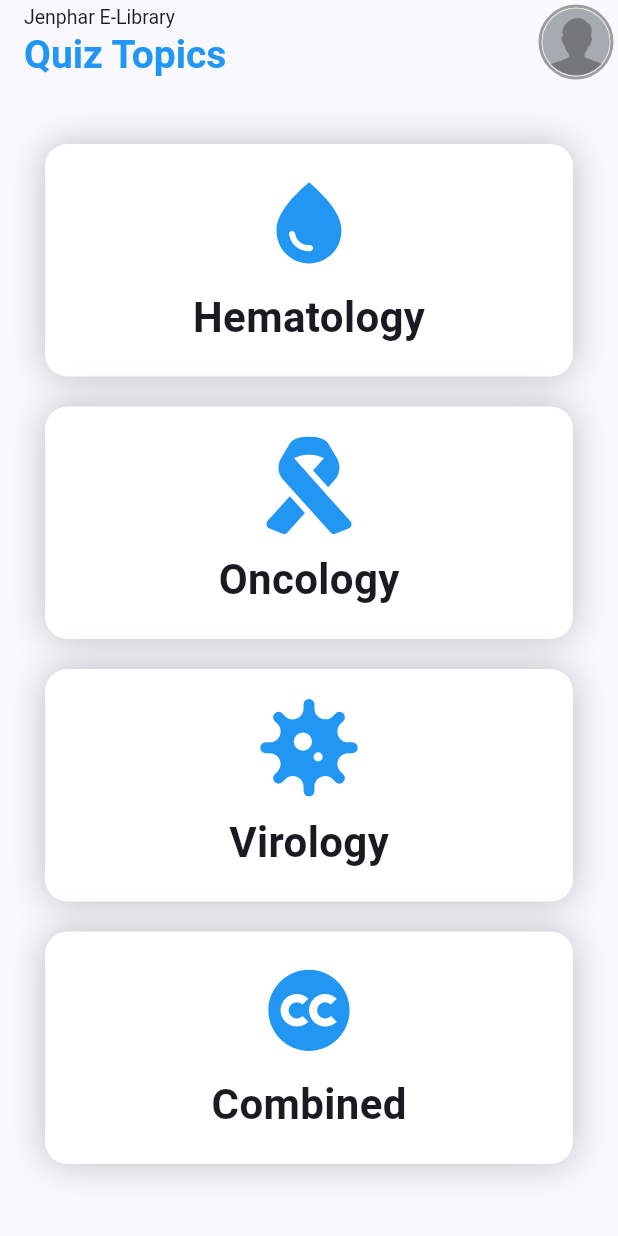
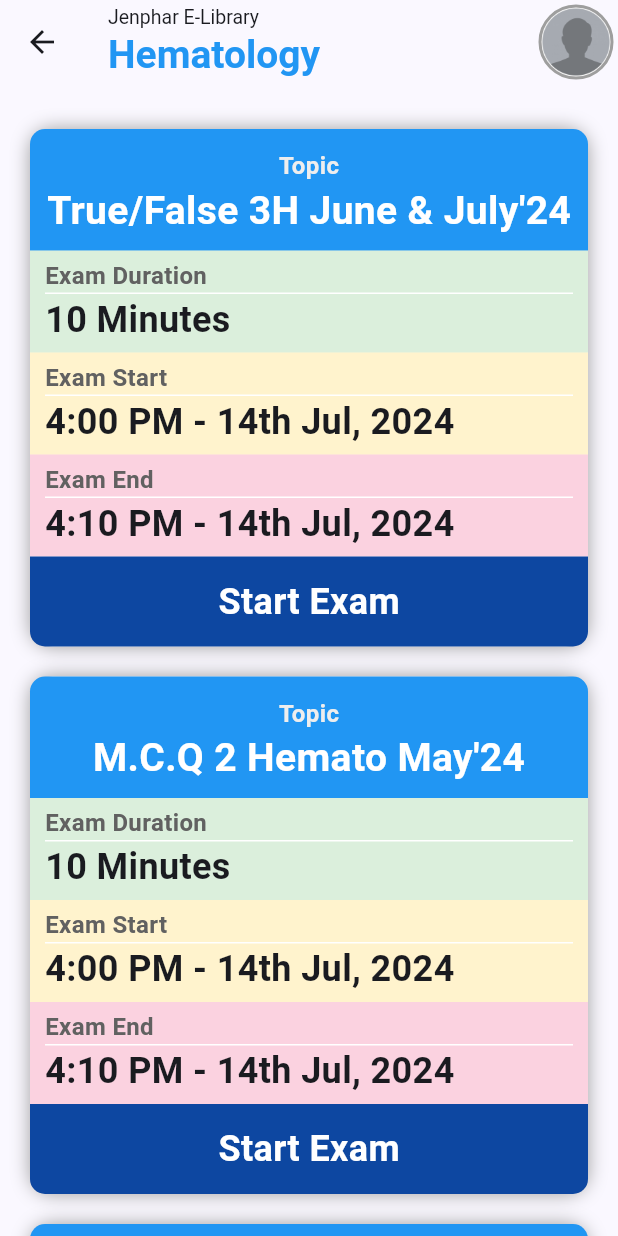
Before and after one commit to IsmailHosenIsmailJames/jenphar_e_library, a Flutter app: the HomeScreen screen opened directly, after a tap on "Hematology", on a phone screen of 412 x 824 dp. Run offline on Flutter 3.47's test engine with Material 3 defaults, Android fonts, the phone set to English and light mode, and no system bars; our stand-ins replace flutter_svg, gap, get, hive_flutter, loading_animation_widget; accounts and stored records are empty.

Commit message:
Quiz ui finished

```diff
--- a/lib/src/screens/home/home_screen.dart
+++ b/lib/src/screens/home/home_screen.dart
@@ -3,6 +3,8 @@
 import 'package:flutter/material.dart';
 import 'package:flutter_svg/flutter_svg.dart';
 import 'package:gap/gap.dart';
+import 'package:get/get.dart';
+import 'package:jenphar_e_library/src/screens/quiz/quiz_screens.dart';
 
 class HomeScreen extends StatefulWidget {
   const HomeScreen({super.key});
@@ -14,36 +16,36 @@ class HomeScreen extends StatefulWidget {
 class _HomeScreenState extends State<HomeScreen> {
   @override
   void initState() {
-    Future.delayed(const Duration(milliseconds: 500)).then(
-      (value) => showDialog(
-        // ignore: use_build_context_synchronously
-        context: context,
-        builder: (context) => Dialog(
-          insetPadding: EdgeInsets.zero,
-          backgroundColor: Colors.transparent,
-          child: Container(
-            height: MediaQuery.of(context).size.width * 0.85,
-            width: MediaQuery.of(context).size.width * 0.85,
-            decoration: const BoxDecoration(
-              image: DecorationImage(
-                image: AssetImage("assets/poster_1725353869082.jpeg"),
-              ),
-            ),
-            alignment: Alignment.topRight,
-            child: IconButton(
-              style: IconButton.styleFrom(
-                backgroundColor: Colors.black,
-                foregroundColor: Colors.white,
-              ),
-              onPressed: () {
-                Navigator.pop(context);
-              },
-              icon: const Icon(Icons.close),
-            ),
-          ),
-        ),
-      ),
-    );
+    // Future.delayed(const Duration(milliseconds: 500)).then(
+    //   (value) => showDialog(
+    //     // ignore: use_build_context_synchronously
+    //     context: context,
+    //     builder: (context) => Dialog(
+    //       insetPadding: EdgeInsets.zero,
+    //       backgroundColor: Colors.transparent,
+    //       child: Container(
+    //         height: MediaQuery.of(context).size.width * 0.85,
+    //         width: MediaQuery.of(context).size.width * 0.85,
+    //         decoration: const BoxDecoration(
+    //           image: DecorationImage(
+    //             image: AssetImage("assets/poster_1725353869082.jpeg"),
+    //           ),
+    //         ),
+    //         alignment: Alignment.topRight,
+    //         child: IconButton(
+    //           style: IconButton.styleFrom(
+    //             backgroundColor: Colors.black,
+    //             foregroundColor: Colors.white,
+    //           ),
+    //           onPressed: () {
+    //             Navigator.pop(context);
+    //           },
+    //           icon: const Icon(Icons.close),
+    //         ),
+    //       ),
+    //     ),
+    //   ),
+    // );
 
     super.initState();
   }
@@ -98,7 +100,11 @@ class _HomeScreenState extends State<HomeScreen> {
               <path d="M12 2c-5.33 4.55-8 8.48-8 11.8 0 4.98 3.8 8.2 8 8.2s8-3.22 8-8.2c0-3.32-2.67-7.25-8-11.8zM7.83 14c.37 0 .67.26.74.62.41 2.22 2.28 2.98 3.64 2.87.43-.02.79.32.79.75 0 .4-.32.73-.72.75-2.13.13-4.62-1.09-5.19-4.12a.75.75 0 01.74-.87z"></path>
             </svg>''',
             name: "Hematology",
-            onPressed: () {},
+            onPressed: () {
+              Get.to(
+                () => const QuizScreens(title: "Hematology"),
+              );
+            },
           ),
           cardOfTopices(
             svg:
@@ -106,7 +112,11 @@ class _HomeScreenState extends State<HomeScreen> {
               <path d="M6.1 444.3c-9.6 10.8-7.5 27.6 4.5 35.7l68.8 27.9c9.9 6.7 23.3 5 31.3-3.8l91.8-101.9-79.2-87.9-117.2 130zm435.8 0s-292-324.6-295.4-330.1c15.4-8.4 40.2-17.9 77.5-17.9s62.1 9.5 77.5 17.9c-3.3 5.6-56 64.6-56 64.6l79.1 87.7 34.2-38c28.7-31.9 33.3-78.6 11.4-115.5l-43.7-73.5c-4.3-7.2-9.9-13.3-16.8-18-40.7-27.6-127.4-29.7-171.4 0-6.9 4.7-12.5 10.8-16.8 18l-43.6 73.2c-1.5 2.5-37.1 62.2 11.5 116L337.5 504c8 8.9 21.4 10.5 31.3 3.8l68.8-27.9c11.9-8 14-24.8 4.3-35.6z"></path>
             </svg>''',
             name: "Oncology",
-            onPressed: () {},
+            onPressed: () {
+              Get.to(
+                () => const QuizScreens(title: "Oncology"),
+              );
+            },
           ),
           cardOfTopices(
             svg:
@@ -114,7 +124,11 @@ class _HomeScreenState extends State<HomeScreen> {
               <path d="M483.55,227.55H462c-50.68,0-76.07-61.27-40.23-97.11L437,115.19A28.44,28.44,0,0,0,396.8,75L381.56,90.22c-35.84,35.83-97.11,10.45-97.11-40.23V28.44a28.45,28.45,0,0,0-56.9,0V50c0,50.68-61.27,76.06-97.11,40.23L115.2,75A28.44,28.44,0,0,0,75,115.19l15.25,15.25c35.84,35.84,10.45,97.11-40.23,97.11H28.45a28.45,28.45,0,1,0,0,56.89H50c50.68,0,76.07,61.28,40.23,97.12L75,396.8A28.45,28.45,0,0,0,115.2,437l15.24-15.25c35.84-35.84,97.11-10.45,97.11,40.23v21.54a28.45,28.45,0,0,0,56.9,0V462c0-50.68,61.27-76.07,97.11-40.23L396.8,437A28.45,28.45,0,0,0,437,396.8l-15.25-15.24c-35.84-35.84-10.45-97.12,40.23-97.12h21.54a28.45,28.45,0,1,0,0-56.89ZM224,272a48,48,0,1,1,48-48A48,48,0,0,1,224,272Zm80,56a24,24,0,1,1,24-24A24,24,0,0,1,304,328Z"></path>
             </svg>''',
             name: "Virology",
-            onPressed: () {},
+            onPressed: () {
+              Get.to(
+                () => const QuizScreens(title: "Virology"),
+              );
+            },
           ),
           cardOfTopices(
             svg:
@@ -122,7 +136,11 @@ class _HomeScreenState extends State<HomeScreen> {
               <path d="M12 2C17.5228 2 22 6.47715 22 12C22 17.5228 17.5228 22 12 22C6.47715 22 2 17.5228 2 12C2 6.47715 6.47715 2 12 2ZM9 8C6.792 8 5 9.792 5 12C5 14.208 6.792 16 9 16C10.104 16 11.104 15.552 11.828 14.828L10.4144 13.4144C10.0525 13.7762 9.5525 14 9 14C7.895 14 7 13.105 7 12C7 10.895 7.895 10 9 10C9.55299 10 10.0534 10.2241 10.4153 10.5866L11.829 9.173C11.1049 8.44841 10.1045 8 9 8ZM16 8C13.792 8 12 9.792 12 12C12 14.208 13.792 16 16 16C17.104 16 18.104 15.552 18.828 14.828L17.4144 13.4144C17.0525 13.7762 16.5525 14 16 14C14.895 14 14 13.105 14 12C14 10.895 14.895 10 16 10C16.553 10 17.0534 10.2241 17.4153 10.5866L18.829 9.173C18.1049 8.44841 17.1045 8 16 8Z"></path>
             </svg>''',
             name: "Combined",
-            onPressed: () {},
+            onPressed: () {
+              Get.to(
+                () => const QuizScreens(title: "Combined"),
+              );
+            },
           ),
         ],
       ),
--- /dev/null
+++ b/lib/src/screens/quiz/quiz_screens.dart
@@ -0,0 +1,301 @@
+import 'package:flutter/material.dart';
+import 'package:gap/gap.dart';
+import 'package:get/get.dart';
+import 'package:jenphar_e_library/src/screens/quiz/question_model.dart';
+import 'package:jenphar_e_library/src/screens/quiz/questions_screen.dart';
+
+class QuizScreens extends StatefulWidget {
+  final String title;
+  const QuizScreens({super.key, required this.title});
+
+  @override
+  State<QuizScreens> createState() => _QuizScreensState();
+}
+
+class _QuizScreensState extends State<QuizScreens> {
+  @override
+  Widget build(BuildContext context) {
+    return Scaffold(
+      appBar: AppBar(
+        title: Column(
+          mainAxisAlignment: MainAxisAlignment.start,
+          crossAxisAlignment: CrossAxisAlignment.start,
+          children: [
+            const Text(
+              "Jenphar E-Library",
+              style: TextStyle(fontSize: 13),
+            ),
+            Text(
+              widget.title,
+              style: const TextStyle(
+                fontSize: 26,
+                fontWeight: FontWeight.bold,
+                color: Colors.blue,
+              ),
+            ),
+          ],
+        ),
+        actions: [
+          Container(
+            height: 50,
+            width: 50,
+            margin: const EdgeInsets.all(3),
+            decoration: BoxDecoration(
+              image: const DecorationImage(
+                image: AssetImage('assets/dummy-profile.png'),
+              ),
+              borderRadius: BorderRadius.circular(100),
+              border: Border.all(
+                color: Colors.grey,
+                width: 2,
+              ),
+            ),
+          ),
+        ],
+      ),
+      body: ListView(
+        padding: const EdgeInsets.all(20),
+        children: List.generate(
+          10,
+          (index) {
+            return examCard(index);
+          },
+        ),
+      ),
+    );
+  }
+
+  Widget examCard(int index) {
+    return Container(
+      margin: const EdgeInsets.only(top: 10, bottom: 10),
+      decoration: BoxDecoration(
+        borderRadius: BorderRadius.circular(15),
+        color: Colors.white,
+        boxShadow: [
+          BoxShadow(
+            blurRadius: 10,
+            color: Colors.grey.shade500,
+          )
+        ],
+      ),
+      child: Column(
+        children: [
+          Container(
+            width: double.infinity,
+            decoration: const BoxDecoration(
+              borderRadius: BorderRadius.only(
+                topLeft: Radius.circular(
+                  10,
+                ),
+                topRight: Radius.circular(10),
+              ),
+              color: Colors.blue,
+            ),
+            child: Padding(
+              padding: const EdgeInsets.all(8.0),
+              child: Column(
+                children: [
+                  const Gap(5),
+                  Text(
+                    "Topic",
+                    style: TextStyle(
+                      fontSize: 16,
+                      fontWeight: FontWeight.bold,
+                      color: Colors.grey.shade200,
+                    ),
+                  ),
+                  Text(
+                    index % 2 == 0
+                        ? "True/False 3H June & July'24"
+                        : "M.C.Q 2 Hemato May'24",
+                    style: const TextStyle(
+                      fontSize: 26,
+                      fontWeight: FontWeight.bold,
+                      color: Colors.white,
+                    ),
+                  ),
+                ],
+              ),
+            ),
+          ),
+          Container(
+            width: double.infinity,
+            color: Colors.green.withOpacity(0.2),
+            padding:
+                const EdgeInsets.only(left: 10, top: 5, bottom: 5, right: 10),
+            child: Column(
+              mainAxisAlignment: MainAxisAlignment.start,
+              crossAxisAlignment: CrossAxisAlignment.start,
+              children: [
+                Text(
+                  "Exam Duration",
+                  style: TextStyle(
+                    fontSize: 16,
+                    fontWeight: FontWeight.bold,
+                    color: Colors.grey.shade700,
+                  ),
+                ),
+                const Divider(
+                  color: Colors.white,
+                  height: 1,
+                ),
+                const Text(
+                  "10 Minutes",
+                  style: TextStyle(
+                    fontSize: 24,
+                    fontWeight: FontWeight.bold,
+                  ),
+                )
+              ],
+            ),
+          ),
+          Container(
+            width: double.infinity,
+            color: Colors.amber.withOpacity(0.2),
+            padding:
+                const EdgeInsets.only(left: 10, top: 5, bottom: 5, right: 10),
+            child: Column(
+              mainAxisAlignment: MainAxisAlignment.start,
+              crossAxisAlignment: CrossAxisAlignment.start,
+              children: [
+                Text(
+                  "Exam Start",
+                  style: TextStyle(
+                    fontSize: 16,
+                    fontWeight: FontWeight.bold,
+                    color: Colors.grey.shade700,
+                  ),
+                ),
+                const Divider(
+                  color: Colors.white,
+                  height: 1,
+                ),
+                const Text(
+                  "4:00 PM - 14th Jul, 2024",
+                  style: TextStyle(
+                    fontSize: 24,
+                    fontWeight: FontWeight.bold,
+                  ),
+                )
+              ],
+            ),
+          ),
+          Container(
+            width: double.infinity,
+            color: Colors.pink.withOpacity(0.2),
+            padding:
+                const EdgeInsets.only(left: 10, top: 5, bottom: 5, right: 10),
+            child: Column(
+              mainAxisAlignment: MainAxisAlignment.start,
+              crossAxisAlignment: CrossAxisAlignment.start,
+              children: [
+                Text(
+                  "Exam End",
+                  style: TextStyle(
+                    fontSize: 16,
+                    fontWeight: FontWeight.bold,
+                    color: Colors.grey.shade700,
+                  ),
+                ),
+                const Divider(
+                  color: Colors.white,
+                  height: 1,
+                ),
+                const Text(
+                  "4:10 PM - 14th Jul, 2024",
+                  style: TextStyle(
+                    fontSize: 24,
+                    fontWeight: FontWeight.bold,
+                  ),
+                )
+              ],
+            ),
+          ),
+          GestureDetector(
+            onTap: () {
+              Get.to(
+                () => QuestionsScreen(
+                  quiestuons: [
+                    {
+                      "question":
+                          "Lorem Ipsum is simply dummy text of the printing and typesetting industry.",
+                      "options": [
+                        "option 1.",
+                        "option 2.",
+                        "option 3.",
+                        "option 4."
+                      ]
+                    },
+                    {
+                      "question":
+                          "uries, but also the leap into electronic typesetting, remaining essentially unchanged. It was popularised in the 1960s with the release of Letraset sheets c",
+                      "options": [
+                        "option 1.",
+                        "option 2.",
+                        "option 3.",
+                        "option 4."
+                      ]
+                    },
+                    {
+                      "question":
+                          "The standard chunk of Lorem Ipsum used since the 1500s is reproduced below for those intereste",
+                      "options": [
+                        "option 1.",
+                        "option 2.",
+                        "option 3.",
+                        "option 4."
+                      ]
+                    },
+                    {
+                      "question":
+                          "Donate: If you use this site regularly and would like to help keep the site on the Internet, please consider donating a small sum to help pay for the hostin ry.",
+                      "options": [
+                        "option 1.",
+                        "option 2.",
+                        "option 3.",
+                        "option 4."
+                      ]
+                    },
+                    {
+                      "question":
+                          "Loercitation ullamco laboris nisi ut aliquip ex ea commodo consequat. Duis aute irure dolor in reprehenderit in voluptate velit esse cillum dolore eu fugi and typesetting industry.",
+                      "options": [
+                        "option 1.",
+                        "option 2.",
+                        "option 3.",
+                        "option 4."
+                      ]
+                    },
+                  ]
+                      .map(
+                        (e) => QuestionModel.fromMap(e),
+                      )
+                      .toList(),
+                ),
+              );
+            },
+            child: Container(
+              height: 60,
+              decoration: BoxDecoration(
+                borderRadius: const BorderRadius.only(
+                  bottomLeft: Radius.circular(10),
+                  bottomRight: Radius.circular(10),
+                ),
+                color: Colors.blue.shade900,
+              ),
+              alignment: Alignment.center,
+              child: const Text(
+                'Start Exam',
+                style: TextStyle(
+                  fontSize: 24,
+                  fontWeight: FontWeight.bold,
+                  color: Colors.white,
+                ),
+              ),
+            ),
+          ),
+        ],
+      ),
+    );
+  }
+}
```
